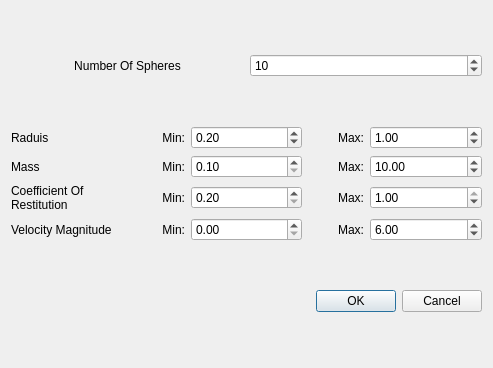
The window that spheregenerator.ui (jacobmoroni/SnowGlobe) describes before a commit, drawn with Qt 5.
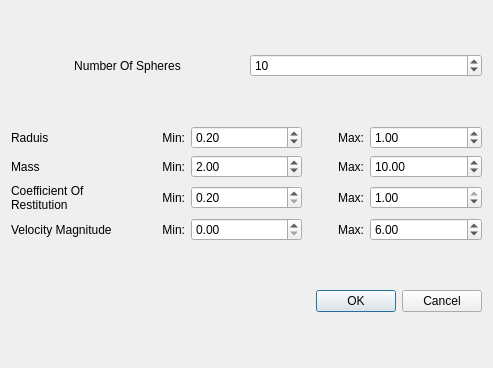
The same window after the commit.

```diff
--- a/spheregenerator.ui
+++ b/spheregenerator.ui
@@ -127,6 +127,9 @@
        <property name="maximum">
         <double>50.000000000000000</double>
        </property>
+       <property name="value">
+        <double>2.000000000000000</double>
+       </property>
       </widget>
      </item>
      <item row="1" column="3">
```
